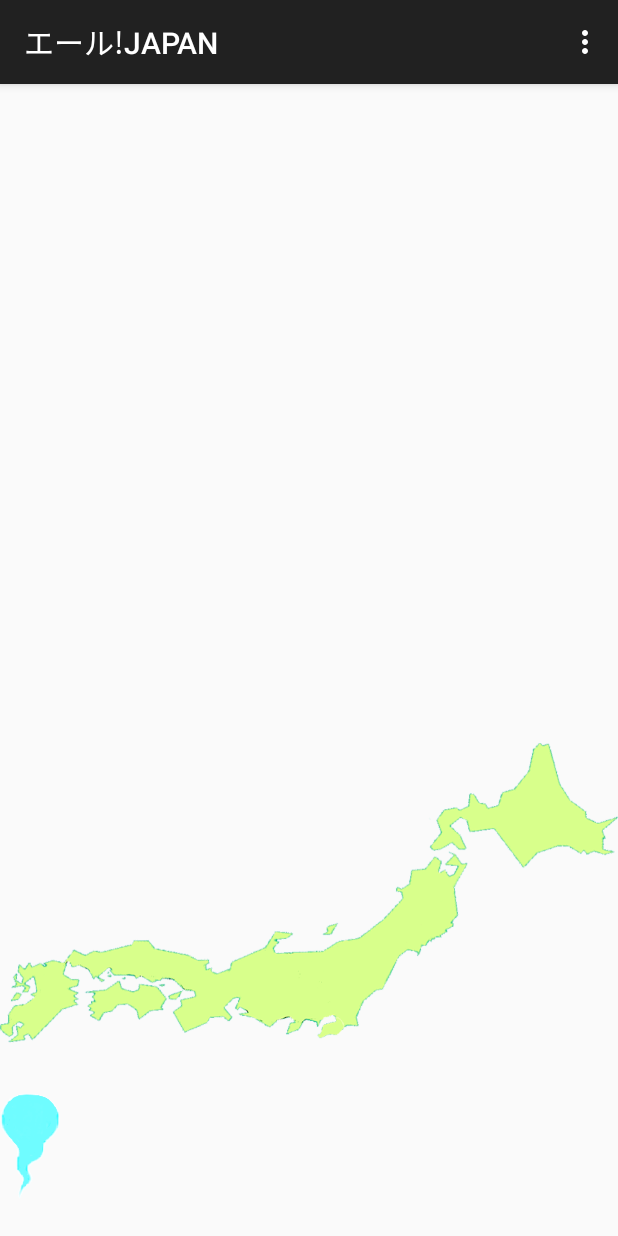
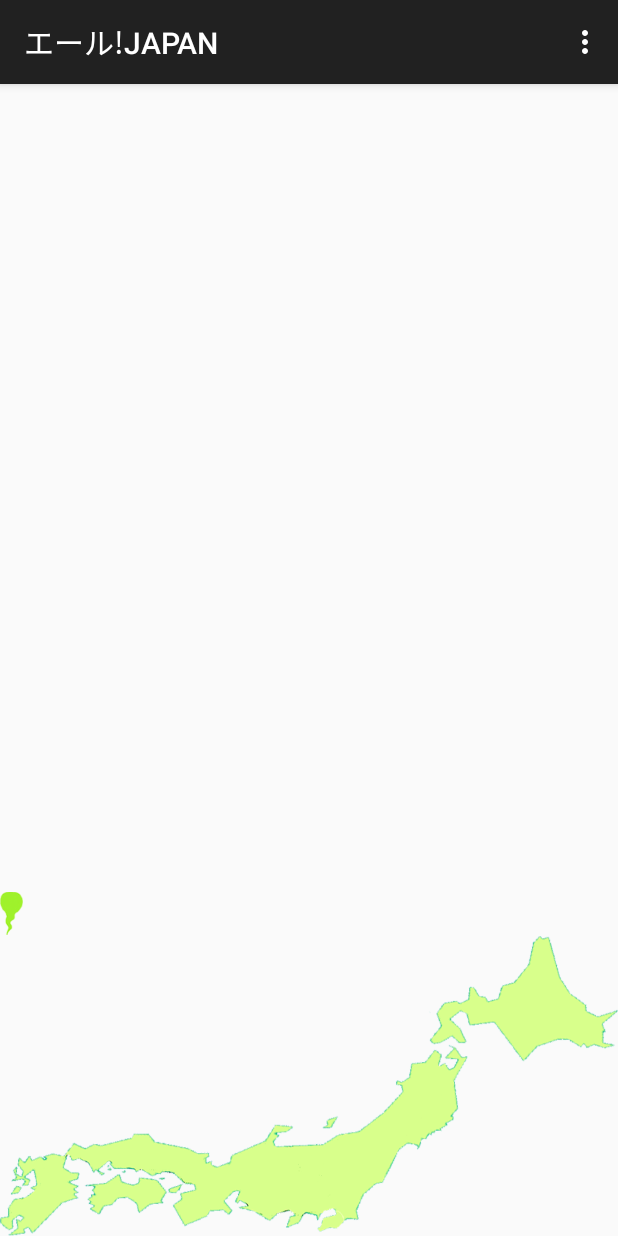
Before and after one commit to thedoroemons/honsanApp, an Android app: the YellActivity screen opened directly, with no data from a screen before it, on a phone screen of 412 x 824 dp. Run offline under Robolectric (Android 15) with nearby library versions, the phone set to English and light mode, and no system bars; our stand-ins replace ButterKnife.

Commit message:
yell画像追加。yellが上まで飛んで行くサンプル実装。

```diff
--- a/app/src/main/res/layout/activity_yell.xml
+++ b/app/src/main/res/layout/activity_yell.xml
@@ -17,8 +17,9 @@
 
 	<ImageView
 		android:id="@+id/yell_sample"
-		android:layout_width="40dp"
-		android:layout_height="120dp"
+		android:layout_width="15dp"
+		android:layout_height="30dp"
+		android:layout_marginBottom="200dp"
 		android:layout_alignParentBottom="true"
 		android:src="@drawable/yell"/>
 
```
Also changed, not shown: app/src/main/java/jp/co/spajam/honsenapp/YellActivity.java (+59 -4 lines), app/src/main/res/drawable/yell.png, app/src/main/res/drawable/yell2.png (added), app/src/main/res/drawable/yell3.png (added), app/src/main/res/drawable/yell4.png (added), app/src/main/res/drawable/yell5.png (added), app/src/main/res/drawable/yell6.png (added), app/src/main/res/drawable/yell7.png (added).
